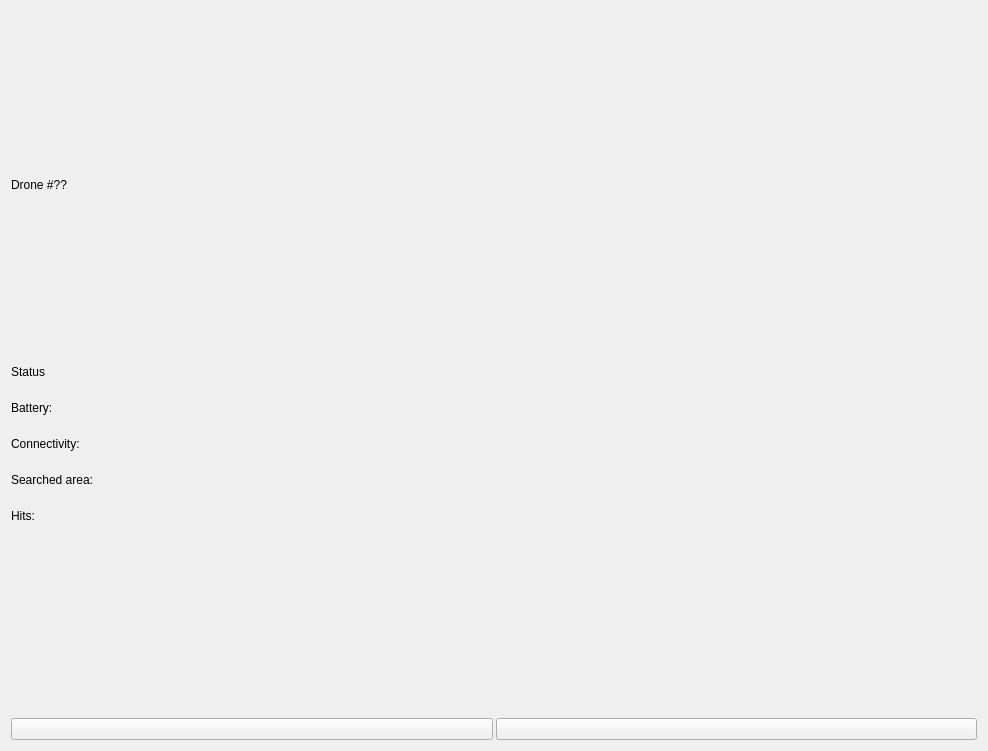
Qt form src/ui/overviewdroneitem.ui (jspngh/shae-workstation) before a commit.
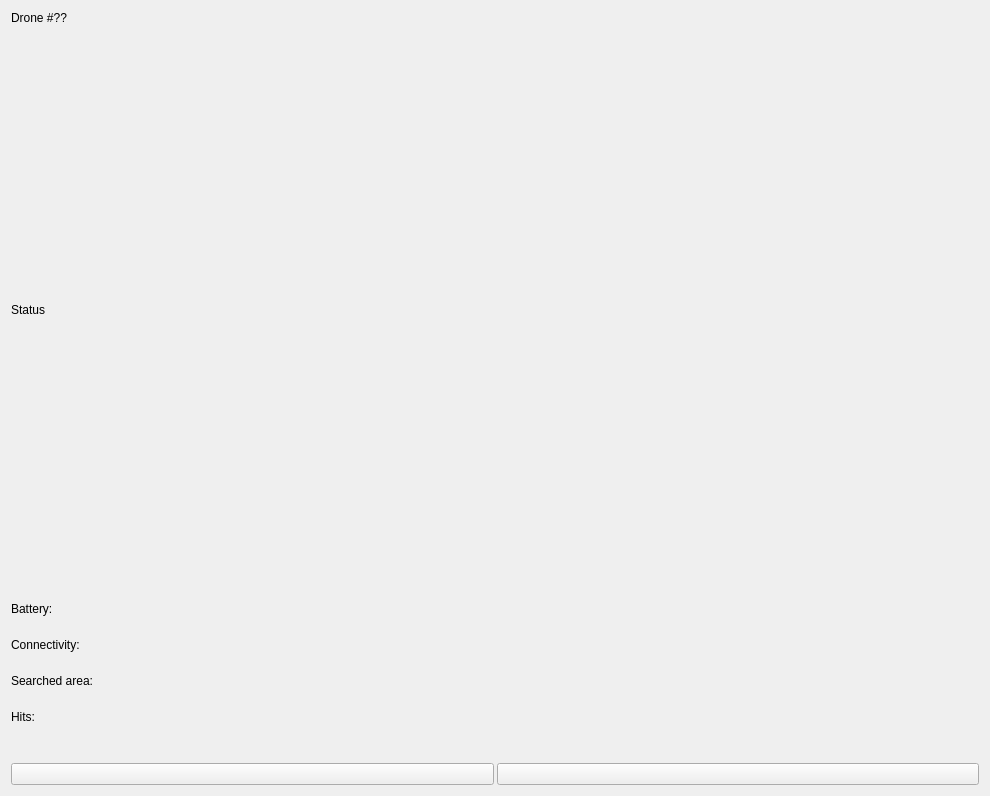
The same form after that commit. Icons and pictures are not drawn.

Patch:
```diff
--- a/src/ui/overviewdroneitem.ui
+++ b/src/ui/overviewdroneitem.ui
@@ -6,8 +6,8 @@
    <rect>
     <x>0</x>
     <y>0</y>
-    <width>988</width>
-    <height>751</height>
+    <width>990</width>
+    <height>796</height>
    </rect>
   </property>
   <layout class="QVBoxLayout" name="verticalLayout">
@@ -27,18 +27,30 @@
      <property name="sizeConstraint">
       <enum>QLayout::SetMinimumSize</enum>
      </property>
+     <property name="horizontalSpacing">
+      <number>8</number>
+     </property>
      <property name="verticalSpacing">
-      <number>22</number>
+      <number>6</number>
+     </property>
+     <property name="bottomMargin">
+      <number>25</number>
      </property>
      <item row="0" column="0">
       <widget class="QLabel" name="statusLabel">
        <property name="enabled">
         <bool>true</bool>
        </property>
+       <property name="sizePolicy">
+        <sizepolicy hsizetype="Preferred" vsizetype="Expanding">
+         <horstretch>0</horstretch>
+         <verstretch>0</verstretch>
+        </sizepolicy>
+       </property>
        <property name="minimumSize">
         <size>
          <width>0</width>
-         <height>0</height>
+         <height>30</height>
         </size>
        </property>
        <property name="styleSheet">
@@ -54,7 +66,7 @@
        <property name="minimumSize">
         <size>
          <width>865</width>
-         <height>0</height>
+         <height>30</height>
         </size>
        </property>
        <property name="styleSheet">
@@ -67,10 +79,16 @@
      </item>
      <item row="1" column="0">
       <widget class="QLabel" name="batteryLabel">
+       <property name="sizePolicy">
+        <sizepolicy hsizetype="Preferred" vsizetype="Maximum">
+         <horstretch>0</horstretch>
+         <verstretch>0</verstretch>
+        </sizepolicy>
+       </property>
        <property name="minimumSize">
         <size>
          <width>0</width>
-         <height>0</height>
+         <height>30</height>
         </size>
        </property>
        <property name="styleSheet">
@@ -86,7 +104,7 @@
        <property name="minimumSize">
         <size>
          <width>0</width>
-         <height>0</height>
+         <height>30</height>
         </size>
        </property>
        <property name="styleSheet">
@@ -99,10 +117,16 @@
      </item>
      <item row="2" column="0">
       <widget class="QLabel" name="connectivityLabel">
+       <property name="sizePolicy">
+        <sizepolicy hsizetype="Preferred" vsizetype="Minimum">
+         <horstretch>0</horstretch>
+         <verstretch>0</verstretch>
+        </sizepolicy>
+       </property>
        <property name="minimumSize">
         <size>
          <width>0</width>
-         <height>0</height>
+         <height>30</height>
         </size>
        </property>
        <property name="styleSheet">
@@ -118,7 +142,7 @@
        <property name="minimumSize">
         <size>
          <width>0</width>
-         <height>0</height>
+         <height>30</height>
         </size>
        </property>
        <property name="styleSheet">
@@ -131,10 +155,16 @@
      </item>
      <item row="3" column="0">
       <widget class="QLabel" name="searchAreaLabel">
+       <property name="sizePolicy">
+        <sizepolicy hsizetype="Preferred" vsizetype="Minimum">
+         <horstretch>0</horstretch>
+         <verstretch>0</verstretch>
+        </sizepolicy>
+       </property>
        <property name="minimumSize">
         <size>
          <width>0</width>
-         <height>0</height>
+         <height>30</height>
         </size>
        </property>
        <property name="styleSheet">
@@ -145,28 +175,18 @@
        </property>
       </widget>
      </item>
-     <item row="3" column="1">
-      <widget class="QLabel" name="searchAreaValue">
-       <property name="minimumSize">
-        <size>
-         <width>0</width>
-         <height>0</height>
-        </size>
-       </property>
-       <property name="styleSheet">
-        <string notr="true"/>
-       </property>
-       <property name="text">
-        <string/>
-       </property>
-      </widget>
-     </item>
      <item row="4" column="0">
       <widget class="QLabel" name="locatedPeopleLabel">
+       <property name="sizePolicy">
+        <sizepolicy hsizetype="Preferred" vsizetype="Minimum">
+         <horstretch>0</horstretch>
+         <verstretch>0</verstretch>
+        </sizepolicy>
+       </property>
        <property name="minimumSize">
         <size>
          <width>0</width>
-         <height>0</height>
+         <height>30</height>
         </size>
        </property>
        <property name="styleSheet">
@@ -182,7 +202,23 @@
        <property name="minimumSize">
         <size>
          <width>0</width>
-         <height>0</height>
+         <height>30</height>
+        </size>
+       </property>
+       <property name="styleSheet">
+        <string notr="true"/>
+       </property>
+       <property name="text">
+        <string/>
+       </property>
+      </widget>
+     </item>
+     <item row="3" column="1">
+      <widget class="QLabel" name="searchAreaValue">
+       <property name="minimumSize">
+        <size>
+         <width>0</width>
+         <height>30</height>
         </size>
        </property>
        <property name="styleSheet">
```
